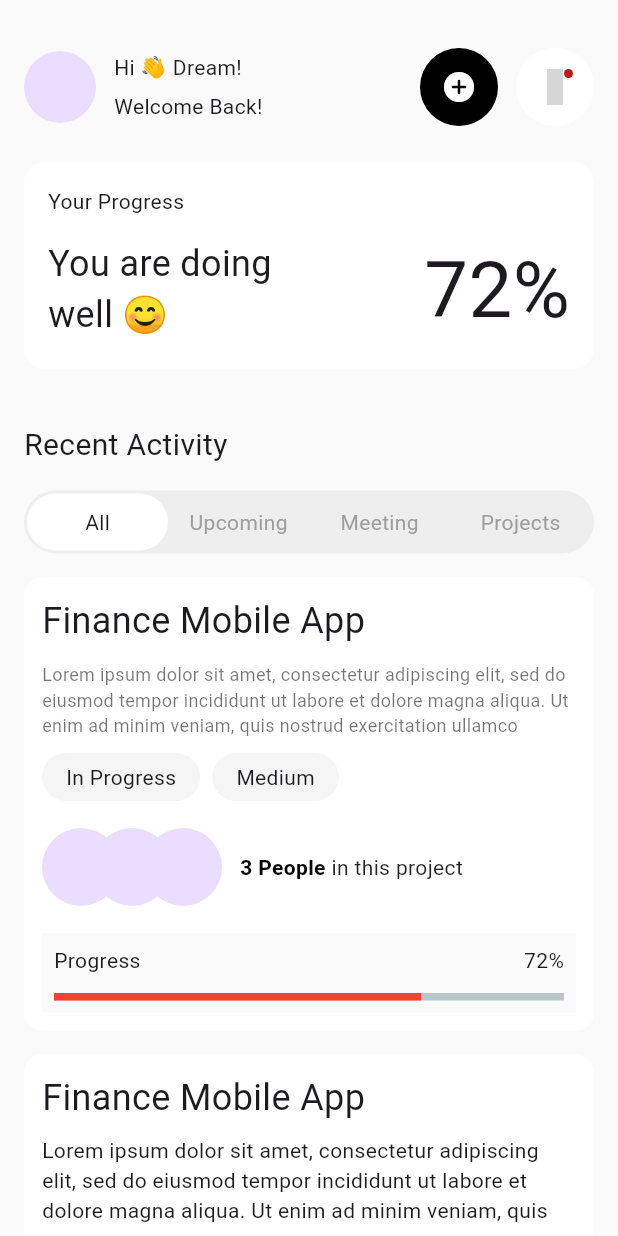
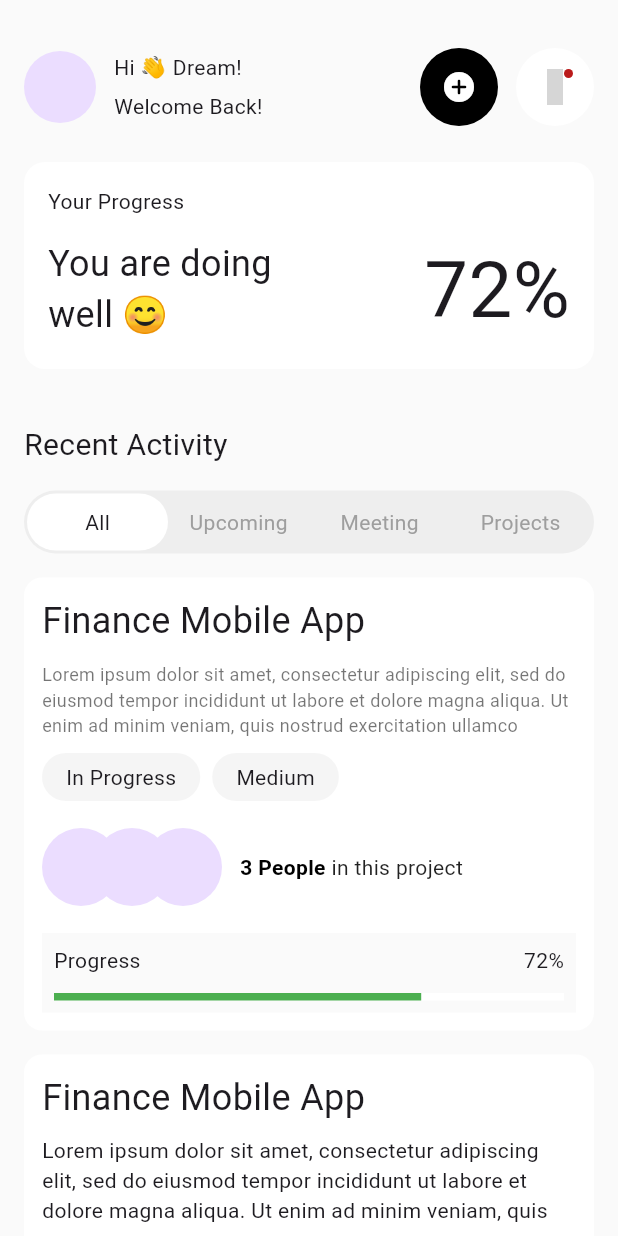
Before and after one commit to JAICHANGPARK/flutter_notebook_chapter_44, a Flutter app: the TaskManagementMainPage screen opened directly, on a phone screen of 412 x 824 dp. Run offline on Flutter 3.47's test engine with Material 3 defaults, Android fonts, the phone set to English and light mode, and no system bars; drawn by our look-alikes of percent_indicator; our stand-ins replace gap, hugeicons; grey boxes are pictures that could not be loaded.

Commit message:
Update task_management_main_page.dart

```diff
--- a/lib/ep2207_task_management_app/ui/task_management_main_page.dart
+++ b/lib/ep2207_task_management_app/ui/task_management_main_page.dart
@@ -203,11 +203,9 @@ class _TaskManagementMainPageState extends State<TaskManagementMainPage> {
                                       children:
                                           List.generate(3, (idx) {
                                             return Positioned(
-
-                                                left: idx* 34,
-                                                child: CircleAvatar(
-                                                  radius: 26,
-                                                ));
+                                              left: idx * 34,
+                                              child: CircleAvatar(radius: 26),
+                                            );
                                           }).toList(),
                                     ),
                                   ),
@@ -253,6 +251,8 @@ class _TaskManagementMainPageState extends State<TaskManagementMainPage> {
                                   LinearPercentIndicator(
                                     padding: EdgeInsets.zero,
                                     percent: .72,
+                                    backgroundColor: Colors.white,
+                                    progressColor: Colors.green,
                                   ),
                                 ],
                               ),
```
